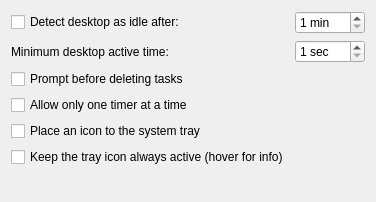
Above: src/settings/cfgbehavior.ui from FlyingWolFox/ktimetracker before the change. Below: the same form after it.
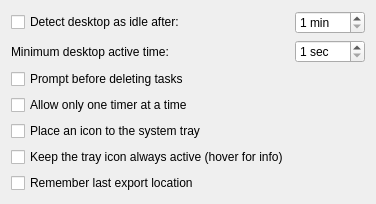
That is the form after the change.

Commit message: Make the export to file dialog remember the last saved location

The edit to the form file:
```diff
--- a/src/settings/cfgbehavior.ui
+++ b/src/settings/cfgbehavior.ui
@@ -90,6 +90,13 @@
     </widget>
    </item>
    <item row="6" column="0">
+    <widget class="QCheckBox" name="kcfg_rememberLastExportLocation">
+     <property name="text">
+      <string>Remember last export location</string>
+     </property>
+    </widget>
+   </item>
+   <item row="7" column="0">
     <spacer>
      <property name="orientation">
       <enum>Qt::Vertical</enum>
```
The commit also changes 4 other files.
